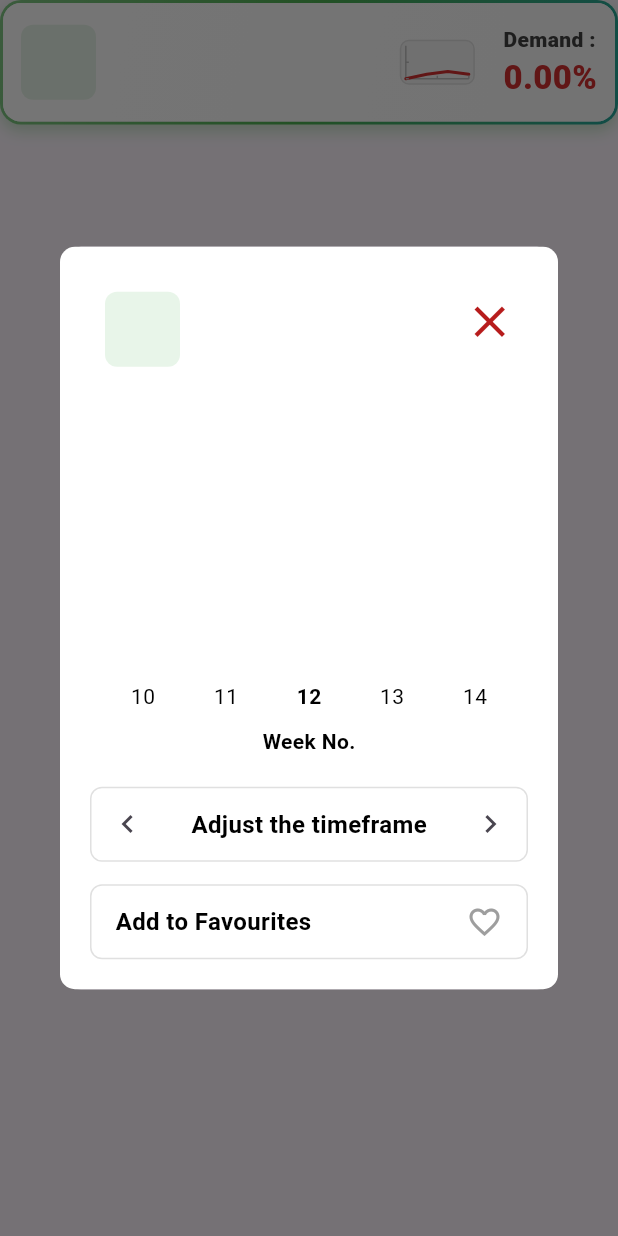
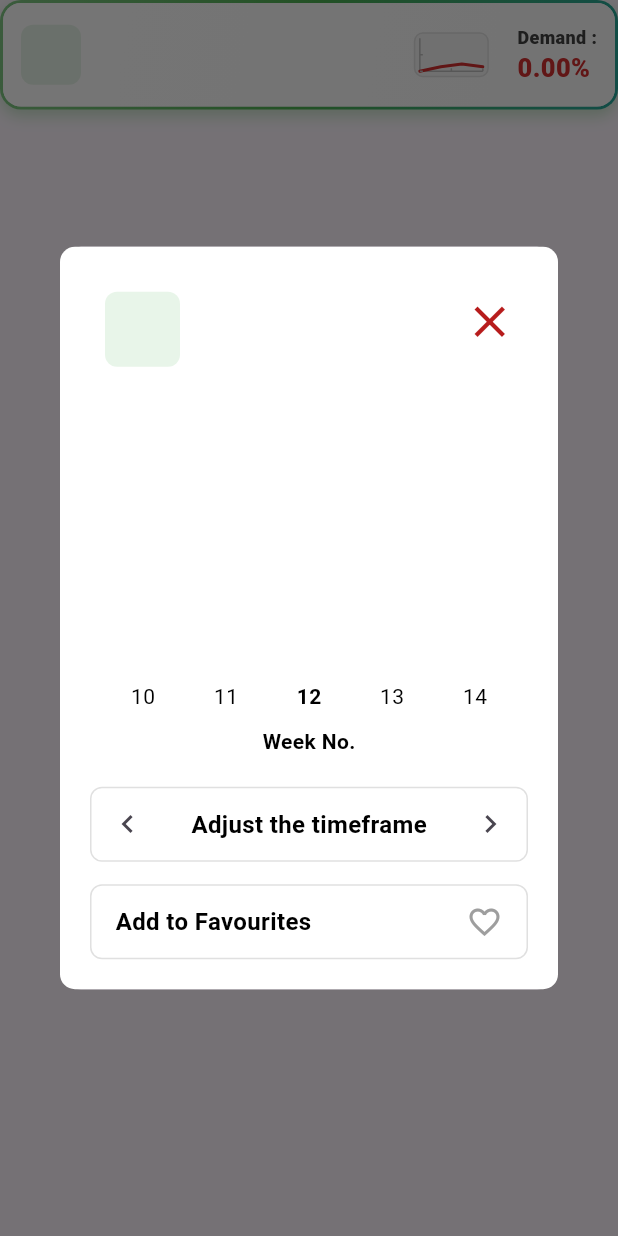
Before and after one commit to Ivan-6332/FreshtrackSL, a Flutter app: the CropCard widget shown alone on an empty page, opened directly with empty values, after a tap on "Demand :", on a phone screen of 412 x 824 dp. Run offline on Flutter 3.47's test engine with Material 3 defaults, Android fonts, the phone set to English and light mode, and no system bars; our stand-ins replace flutter_dotenv, flutter_secure_storage, shared_preferences, supabase_flutter; accounts and stored records are empty; network calls fail.

Commit message:
Update crop_card.dart

```diff
--- a/Frontend/lib/components/crop_card.dart
+++ b/Frontend/lib/components/crop_card.dart
@@ -44,7 +44,7 @@ class _CropCardState extends State<CropCard> with SingleTickerProviderStateMixin
     final localizations = AppLocalizations.of(context);
     // Calculate percentage of demand relative to max (200%)
     final demandPercentage = widget.crop.demand / 200;
-    final isHighDemand = widget.crop.demand > 75;
+    final isHighDemand = widget.crop.demand > 70;
 
     // Define demand color based on value
     final Color demandColor = isHighDemand ? Colors.green.shade700 : Colors.red.shade700;
@@ -114,8 +114,8 @@ class _CropCardState extends State<CropCard> with SingleTickerProviderStateMixin
                     children: [
                       // Crop emoji - made smaller
                       Container(
-                        width: 50, // Reduced from 60
-                        height: 50, // Reduced from 60
+                        width: 40, // Reduced from 60
+                        height: 40, // Reduced from 60
                         decoration: BoxDecoration(
                           color: Colors.green.shade50,
                           borderRadius: BorderRadius.circular(8),
@@ -123,7 +123,7 @@ class _CropCardState extends State<CropCard> with SingleTickerProviderStateMixin
                         child: Center(
                           child: Text(
                             widget.crop.pic,
-                            style: const TextStyle(fontSize: 32), // Reduced from 32
+                            style: const TextStyle(fontSize: 30), // Reduced from 32
                           ),
                         ),
                       ),
@@ -142,7 +142,7 @@ class _CropCardState extends State<CropCard> with SingleTickerProviderStateMixin
                             Text(
                               widget.crop.name,
                               style: const TextStyle(
-                                fontSize: 20, // Reduced from 20
+                                fontSize: 17, // Reduced from 18
                                 fontWeight: FontWeight.w800,
                                 color: Colors.black,
                               ),
@@ -151,7 +151,7 @@ class _CropCardState extends State<CropCard> with SingleTickerProviderStateMixin
                             Text(
                               widget.crop.category,
                               style: TextStyle(
-                                fontSize: 14, // Reduced from 14
+                                fontSize: 12, // Reduced from 14
                                 color: Colors.grey.shade600,
                               ),
                               maxLines: 1,
@@ -206,7 +206,7 @@ class _CropCardState extends State<CropCard> with SingleTickerProviderStateMixin
                               Text(
                                 'Demand :',
                                 style: TextStyle(
-                                  fontSize: 14, // Small label
+                                  fontSize: 12, // Small label
                                   fontWeight: FontWeight.w800,
                                   color: Colors.grey.shade800,
                                 ),
@@ -214,7 +214,7 @@ class _CropCardState extends State<CropCard> with SingleTickerProviderStateMixin
                               Text(
                                 '${widget.crop.demand.toStringAsFixed(2)}%',
                                 style: TextStyle(
-                                  fontSize: 22, // Reduced from 16
+                                  fontSize: 17, // Reduced from 16
                                   color: demandColor,
                                   fontWeight: FontWeight.w800,
                                 ),
```
